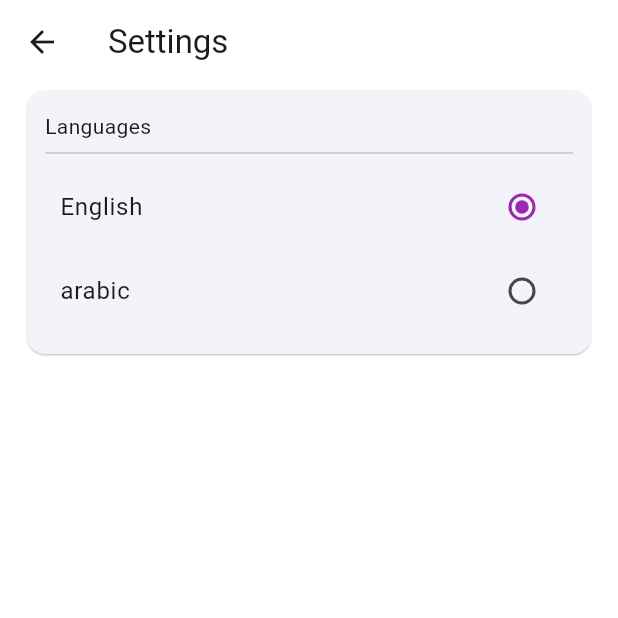
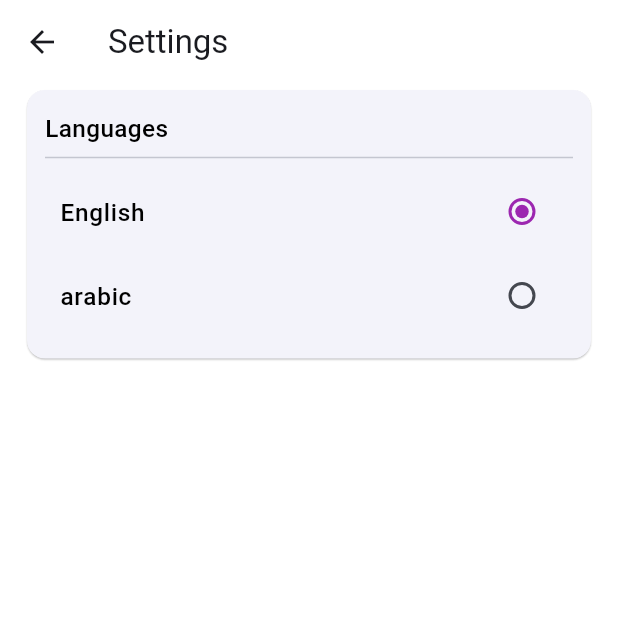
Before and after one commit to abdalrhman7/google_map, a Flutter app: the screen it shows after launch, after a tap on the "menu" icon, after a tap on "Settings", on a phone screen of 412 x 824 dp, the top half of it. Run offline on Flutter 3.47's test engine with Material 3 defaults, Android fonts, the phone set to English and light mode, and no system bars; our stand-ins replace bloc, connectivity_plus, dio, flutter_bloc, flutter_dotenv, flutter_screenutil and 8 more; missing offline and left inert: flutter_polyline_points, google_places_autocomplete_text_field; generated files the repository leaves out were written again.

Commit message:
UI improvements

```diff
--- a/lib/core/theming/styles.dart
+++ b/lib/core/theming/styles.dart
@@ -5,7 +5,7 @@ class TextStyles {
   static TextStyle font14BlackW500 = TextStyle(
     fontSize: 14.sp,
     fontWeight: FontWeight.w500,
-    color: Colors.white,
+    color: Colors.black,
   );
 
   static TextStyle font16BlackW500 = TextStyle(
--- a/lib/features/addresses/ui/widgets/address_card_bloc_consumer.dart
+++ b/lib/features/addresses/ui/widgets/address_card_bloc_consumer.dart
@@ -56,6 +56,7 @@ class _AddressCardBlocConsumerState extends State<AddressCardBlocConsumer> {
                     }
                     setState(() {
                     });
+                    print(cubit.isAddressSelected);
                   }
                 },
                 onLongPress: () {
--- a/lib/features/addresses/ui/widgets/address_card_widget.dart
+++ b/lib/features/addresses/ui/widgets/address_card_widget.dart
@@ -4,7 +4,6 @@ import 'package:google_maps/core/helper/extensions.dart';
 import 'package:google_maps/core/routing/routes.dart';
 import 'package:google_maps/core/theming/styles.dart';
 import 'package:google_maps/core/utlis/spacing.dart';
-import 'package:google_maps/core/utlis/string_constants.dart';
 import 'package:google_maps/features/addresses/data/model/address_model.dart';
 import 'package:google_maps/features/addresses/logic/manage_address_cubit/manage_address_cubit.dart';
 
@@ -38,7 +37,7 @@ class AddressCardWidget extends StatelessWidget {
                   savedAddresses.streetName,
                   style: TextStyles.font14BlackW500,
                 ),
-                horizontalSpacing(4),
+                verticalSpacing(4),
                 Text(
                   savedAddresses.cityName,
                   style:
--- a/lib/features/google_map/ui/google_map_screen.dart
+++ b/lib/features/google_map/ui/google_map_screen.dart
@@ -1,4 +1,6 @@
 import 'package:flutter/material.dart';
+import 'package:flutter_screenutil/flutter_screenutil.dart';
+import 'package:google_maps/core/utlis/spacing.dart';
 import 'package:google_maps/core/widgets/custom_drawer.dart';
 import 'package:google_maps/features/google_map/ui/widgets/distance_and_duration_widget.dart';
 import 'package:google_maps/features/google_map/ui/widgets/draw_route_line_bloc_builder.dart';
@@ -14,39 +16,39 @@ class GoogleMapScreen extends StatelessWidget {
 
   @override
   Widget build(BuildContext context) {
-    return const Scaffold(
-      drawer: CustomDrawer(),
+    return  Scaffold(
+      drawer: const CustomDrawer(),
       body: Stack(
         children: [
-          GoogleMapBlocBuilder(),
+          const GoogleMapBlocBuilder(),
           Padding(
-            padding: EdgeInsets.only(top: 66, left: 14, right: 14),
+            padding:  EdgeInsets.only(top: 64.h, left: 14.w, right: 14.w),
             child: Row(
               children: [
-                OpenDrawerButton(),
-                SizedBox(width: 6),
-                Expanded(child: GooglePlacesFormFieldWidget()),
+                const OpenDrawerButton(),
+                verticalSpacing(4),
+                const Expanded(child: GooglePlacesFormFieldWidget()),
               ],
             ),
           ),
-          Positioned(
-            left: 16,
-            bottom: 40,
-            child: GoToCurrentLocationWidget(),
+           Positioned(
+            left: 16.w,
+            bottom: 40.h,
+            child: const GoToCurrentLocationWidget(),
           ),
-          DrawRouteLineBlocBuilder(),
-          LocationPermissionErrorBlocBuilder(),
-          PositionedDistanceAndDurationWidget(
-            right: 20,
+          const DrawRouteLineBlocBuilder(),
+          const LocationPermissionErrorBlocBuilder(),
+           PositionedDistanceAndDurationWidget(
+            right: 20.w,
             icon: Icons.directions_car_filled,
             isDistance: true,
           ),
-          PositionedDistanceAndDurationWidget(
-            left: 20,
+           PositionedDistanceAndDurationWidget(
+            left: 20.w,
             icon: Icons.access_time_filled_outlined,
             isDistance: false,
           ),
-          GetWeatherWidget()
+          const GetWeatherWidget()
         ],
       ),
     );
--- a/lib/features/google_map/ui/widgets/distance_and_duration_widget.dart
+++ b/lib/features/google_map/ui/widgets/distance_and_duration_widget.dart
@@ -1,5 +1,6 @@
 import 'package:flutter/material.dart';
 import 'package:flutter_bloc/flutter_bloc.dart';
+import 'package:flutter_screenutil/flutter_screenutil.dart';
 import 'package:google_maps/core/theming/styles.dart';
 import 'package:google_maps/features/google_map/logic/google_map_cubit/google_map_cubit.dart';
 
@@ -30,17 +31,17 @@ class PositionedDistanceAndDurationWidget extends StatelessWidget {
       builder: (context, state) {
         return cubit.isLineDrawn
             ? Positioned(
-                top: top ?? 125,
+                top: top ?? 125.h,
                 right: right,
                 left: left,
                 child: SizedBox(
-                  height: 60,
+                  height: 60.h,
                   child: Card(
                     shape: RoundedRectangleBorder(
                       borderRadius: BorderRadius.circular(8),
                     ),
                     child: Padding(
-                      padding: const EdgeInsets.symmetric(horizontal: 14),
+                      padding:  EdgeInsets.symmetric(horizontal: 14.w),
                       child: Row(
                         children: [
                           Icon(
--- a/lib/features/google_map/ui/widgets/draw_route_line_bloc_builder.dart
+++ b/lib/features/google_map/ui/widgets/draw_route_line_bloc_builder.dart
@@ -1,6 +1,9 @@
 import 'package:flutter/material.dart';
 import 'package:flutter_bloc/flutter_bloc.dart';
+import 'package:flutter_screenutil/flutter_screenutil.dart';
+import 'package:google_maps/core/helper/extensions.dart';
 import 'package:google_maps/core/theming/styles.dart';
+import 'package:google_maps/core/utlis/spacing.dart';
 import 'package:google_maps/features/google_map/logic/google_map_cubit/google_map_cubit.dart';
 
 class DrawRouteLineBlocBuilder extends StatelessWidget {
@@ -20,12 +23,12 @@ class DrawRouteLineBlocBuilder extends StatelessWidget {
       builder: (context, state) {
         return cubit.isSearched
             ? GetDirectionsOrCancelDirections(
-                title: 'Directions',
+                title: context.localization.directions,
                 onPressed: cubit.drawLineAndMoveCamera,
               )
             : cubit.isLineDrawn
                 ? GetDirectionsOrCancelDirections(
-                    title: 'Cancel',
+                    title: context.localization.cancle,
                     onPressed: () async {
                       await cubit.updateCurrentLocation();
                       cubit.clearPolyLinesAndMarkers();
@@ -53,19 +56,19 @@ class GetDirectionsOrCancelDirections extends StatelessWidget {
   @override
   Widget build(BuildContext context) {
     return Positioned(
-      left: 16,
-      bottom: 100,
+      left: 16.w,
+      bottom: 100.h,
       child: GestureDetector(
         onTap: onPressed,
         child: Container(
-          padding: const EdgeInsets.symmetric(horizontal: 16),
+          padding:  EdgeInsets.symmetric(horizontal: 16.w),
           decoration: BoxDecoration(
             color: Colors.blue.shade600,
             borderRadius: const BorderRadius.all(
               Radius.circular(20),
             ),
           ),
-          height: 50,
+          height: 50.h,
           alignment: Alignment.center,
           child: Row(
             children: [
@@ -75,7 +78,7 @@ class GetDirectionsOrCancelDirections extends StatelessWidget {
                       color: Colors.white,
                     )
                   : const SizedBox.shrink(),
-              isDrawLine ? const SizedBox(width: 8) : const SizedBox.shrink(),
+              isDrawLine ? horizontalSpacing(8) : const SizedBox.shrink(),
               Text(
                 title,
                 style: TextStyles.font16BlackW500.copyWith(color: Colors.white),
--- a/lib/features/google_map/ui/widgets/go_to_current_location_widget.dart
+++ b/lib/features/google_map/ui/widgets/go_to_current_location_widget.dart
@@ -1,5 +1,3 @@
-
-
 import 'package:flutter/material.dart';
 import 'package:flutter_bloc/flutter_bloc.dart';
 import 'package:flutter_screenutil/flutter_screenutil.dart';
--- a/lib/features/google_map/ui/widgets/google_places_form_field_widget.dart
+++ b/lib/features/google_map/ui/widgets/google_places_form_field_widget.dart
@@ -11,7 +11,6 @@ class GooglePlacesFormFieldWidget extends StatefulWidget {
   const GooglePlacesFormFieldWidget({
     super.key,
   });
-
 
   @override
   State<GooglePlacesFormFieldWidget> createState() =>
--- a/lib/features/google_map/ui/widgets/location_permission_error_bloc_builder.dart
+++ b/lib/features/google_map/ui/widgets/location_permission_error_bloc_builder.dart
@@ -1,5 +1,6 @@
 import 'package:flutter/material.dart';
 import 'package:flutter_bloc/flutter_bloc.dart';
+import 'package:google_maps/core/helper/extensions.dart';
 import 'package:google_maps/features/google_map/logic/google_map_cubit/google_map_cubit.dart';
 import 'package:permission_handler/permission_handler.dart';
 
@@ -9,7 +10,6 @@ class LocationPermissionErrorBlocBuilder extends StatelessWidget {
   const LocationPermissionErrorBlocBuilder({
     super.key,
   });
-
 
   @override
   Widget build(BuildContext context) {
@@ -21,7 +21,7 @@ class LocationPermissionErrorBlocBuilder extends StatelessWidget {
           return Positioned(
             child: CustomAlertDialog(
               errorMessage: state.errorMessage,
-              buttonText: 'Open Location',
+              buttonText: context.localization.openLocation,
               onPressed: () {
                 cubit.updateCurrentLocation();
               },
@@ -32,7 +32,7 @@ class LocationPermissionErrorBlocBuilder extends StatelessWidget {
           return Positioned(
             child: CustomAlertDialog(
               errorMessage: state.errorMessage,
-              buttonText: 'Give Permission',
+              buttonText: context.localization.givePermission,
               onPressed: () async {
                 bool isPermissionGranted = await openAppSettings();
                 if (isPermissionGranted) {
--- a/lib/features/settings/presentation/screen/settings_screen.dart
+++ b/lib/features/settings/presentation/screen/settings_screen.dart
@@ -1,6 +1,7 @@
 import 'package:flutter_bloc/flutter_bloc.dart';
 import 'package:flutter/material.dart';
 import 'package:google_maps/core/helper/extensions.dart';
+import 'package:google_maps/core/theming/styles.dart';
 import 'package:google_maps/core/utlis/spacing.dart';
 import 'package:google_maps/features/settings/logic/setting_cubit.dart';
 
@@ -37,7 +38,7 @@ class SettingsScreen extends StatelessWidget {
                         children: [
                           Text(
                             context.localization.languages,
-                            //  style: TextStyles.font16BlackW500,
+                            style: TextStyles.font16BlackW500,
                           ),
                           const Divider(thickness: 1),
                           ListTile(
@@ -45,7 +46,7 @@ class SettingsScreen extends StatelessWidget {
                                 const EdgeInsets.symmetric(horizontal: 10),
                             title: Text(
                               context.localization.english,
-                              //  style: TextStyles.font16BlackW500,
+                              style: TextStyles.font16BlackW500,
                             ),
                             trailing: Radio(
                               value: 'en',
@@ -61,7 +62,7 @@ class SettingsScreen extends StatelessWidget {
                                 const EdgeInsets.symmetric(horizontal: 10),
                             title: Text(
                               context.localization.arabic,
-                              //  style: TextStyles.font16BlackW500,
+                              style: TextStyles.font16BlackW500,
                             ),
                             trailing: Radio(
                               value: 'ar',
--- a/lib/features/splash/ui/widgets/no_internet_snackbar_widgets.dart
+++ b/lib/features/splash/ui/widgets/no_internet_snackbar_widgets.dart
@@ -1,11 +1,12 @@
 import 'package:flutter/material.dart';
+import 'package:google_maps/core/helper/extensions.dart';
 
 SnackBar noInternetSnackBarWidget(BuildContext context) {
   return SnackBar(
-    content: const Text('No internet connection'),
+    content:  Text(context.localization.noInternetConnection),
     duration: const Duration(days: 1),
     action: SnackBarAction(
-      label: 'Dismiss',
+      label: context.localization.dismiss,
       onPressed: () {
         ScaffoldMessenger.of(context).hideCurrentSnackBar();
       },
```
Also changed, not shown: lib/features/addresses/ui/add_or_update_address_screen.dart (+8 -8 lines), lib/features/addresses/ui/my_addresses_screen.dart (+23 -13 lines), lib/features/google_map/data/models/nearby_places.dart (added, +18 -0 lines), lib/features/google_map/ui/widgets/get_weather_widget.dart (+6 -6 lines), lib/l10n/app_ar.arb (+7 -1 lines), lib/l10n/app_en.arb (+7 -1 lines).
